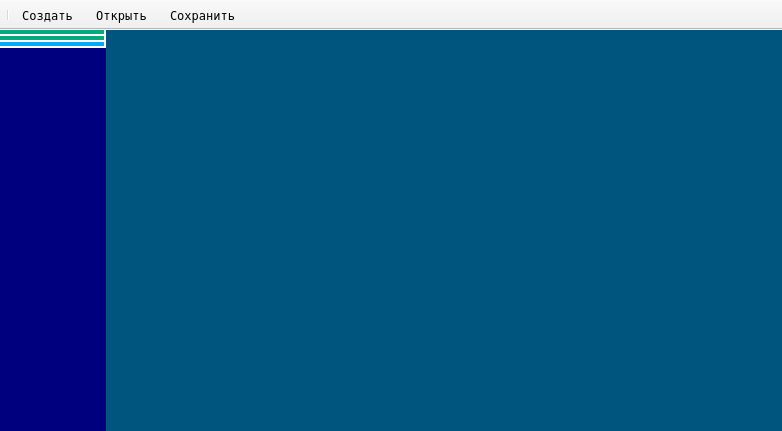
shotInLeg/SSopromatCAD, file ssopromatcad.ui: the form before one commit.
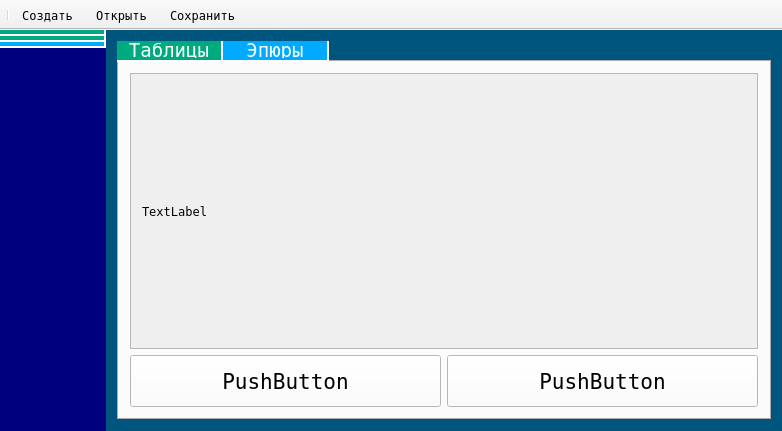
The form after the commit. The open tabs and pages were chosen to show the change. Icons and pictures are not drawn.

Commit message: Add Proccessor, PostProccessor and Curve Render

Diff of the .ui file:
```diff
--- a/ssopromatcad.ui
+++ b/ssopromatcad.ui
@@ -630,6 +630,133 @@
        <attribute name="toolTip">
         <string>Постпроцессор</string>
        </attribute>
+       <layout class="QVBoxLayout" name="verticalLayout_12">
+        <item>
+         <widget class="QTabWidget" name="tabWidget">
+          <property name="currentIndex">
+           <number>1</number>
+          </property>
+          <widget class="QWidget" name="tab">
+           <attribute name="title">
+            <string>Таблицы</string>
+           </attribute>
+           <layout class="QVBoxLayout" name="verticalLayout_18">
+            <item>
+             <layout class="QVBoxLayout" name="verticalLayout_11">
+              <property name="leftMargin">
+               <number>0</number>
+              </property>
+              <item>
+               <widget class="QLabel" name="llPpx">
+                <property name="text">
+                 <string>NPX</string>
+                </property>
+               </widget>
+              </item>
+              <item>
+               <widget class="QTableWidget" name="twPpx"/>
+              </item>
+             </layout>
+            </item>
+            <item>
+             <layout class="QVBoxLayout" name="verticalLayout_13">
+              <property name="leftMargin">
+               <number>0</number>
+              </property>
+              <item>
+               <widget class="QLabel" name="llUpx">
+                <property name="text">
+                 <string>UPX</string>
+                </property>
+               </widget>
+              </item>
+              <item>
+               <widget class="QTableWidget" name="twUpx"/>
+              </item>
+             </layout>
+            </item>
+            <item>
+             <layout class="QVBoxLayout" name="verticalLayout_14">
+              <item>
+               <widget class="QLabel" name="llNpx">
+                <property name="text">
+                 <string>PPX</string>
+                </property>
+               </widget>
+              </item>
+              <item>
+               <widget class="QTableWidget" name="twNpx"/>
+              </item>
+             </layout>
+            </item>
+           </layout>
+          </widget>
+          <widget class="QWidget" name="tab_2">
+           <attribute name="title">
+            <string>Эпюры</string>
+           </attribute>
+           <layout class="QVBoxLayout" name="verticalLayout_15">
+            <item>
+             <widget class="QScrollArea" name="scrollArea_2">
+              <property name="widgetResizable">
+               <bool>true</bool>
+              </property>
+              <widget class="QWidget" name="wCurve">
+               <property name="geometry">
+                <rect>
+                 <x>0</x>
+                 <y>0</y>
+                 <width>630</width>
+                 <height>273</height>
+                </rect>
+               </property>
+               <layout class="QVBoxLayout" name="verticalLayout_16">
+                <item>
+                 <widget class="QLabel" name="label_2">
+                  <property name="maximumSize">
+                   <size>
+                    <width>16777215</width>
+                    <height>20</height>
+                   </size>
+                  </property>
+                  <property name="text">
+                   <string>TextLabel</string>
+                  </property>
+                 </widget>
+                </item>
+                <item>
+                 <layout class="QVBoxLayout" name="verticalLayout_17"/>
+                </item>
+               </layout>
+              </widget>
+             </widget>
+            </item>
+            <item>
+             <layout class="QHBoxLayout" name="horizontalLayout_6">
+              <property name="topMargin">
+               <number>0</number>
+              </property>
+              <item>
+               <widget class="QPushButton" name="bScaleUpCurve">
+                <property name="text">
+                 <string>PushButton</string>
+                </property>
+               </widget>
+              </item>
+              <item>
+               <widget class="QPushButton" name="bScaleDownCurve">
+                <property name="text">
+                 <string>PushButton</string>
+                </property>
+               </widget>
+              </item>
+             </layout>
+            </item>
+           </layout>
+          </widget>
+         </widget>
+        </item>
+       </layout>
       </widget>
      </widget>
     </item>
```
Left out of the diff: 22 changed lines with no effect on the pictures. The commit also changes 3 other files.
